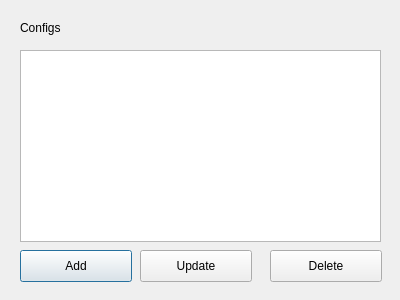
Before: the Qt Designer form ui/remoteconfigwindow.ui in wznpp1/ShadowClash, drawn with Qt 5.
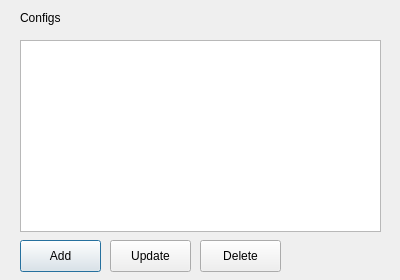
After: the same form once the commit is applied.

```diff
--- a/ui/remoteconfigwindow.ui
+++ b/ui/remoteconfigwindow.ui
@@ -7,7 +7,7 @@
     <x>0</x>
     <y>0</y>
     <width>400</width>
-    <height>300</height>
+    <height>280</height>
    </rect>
   </property>
   <property name="windowTitle">
@@ -17,7 +17,7 @@
    <property name="geometry">
     <rect>
      <x>20</x>
-     <y>20</y>
+     <y>10</y>
      <width>58</width>
      <height>16</height>
     </rect>
@@ -30,7 +30,7 @@
    <property name="geometry">
     <rect>
      <x>20</x>
-     <y>50</y>
+     <y>40</y>
      <width>361</width>
      <height>192</height>
     </rect>
@@ -40,8 +40,8 @@
    <property name="geometry">
     <rect>
      <x>20</x>
-     <y>250</y>
-     <width>112</width>
+     <y>240</y>
+     <width>81</width>
      <height>32</height>
     </rect>
    </property>
@@ -52,9 +52,9 @@
   <widget class="QPushButton" name="pushButton_2">
    <property name="geometry">
     <rect>
-     <x>140</x>
-     <y>250</y>
-     <width>112</width>
+     <x>110</x>
+     <y>240</y>
+     <width>81</width>
      <height>32</height>
     </rect>
    </property>
@@ -65,9 +65,9 @@
   <widget class="QPushButton" name="pushButton_3">
    <property name="geometry">
     <rect>
-     <x>270</x>
-     <y>250</y>
-     <width>112</width>
+     <x>200</x>
+     <y>240</y>
+     <width>81</width>
      <height>32</height>
     </rect>
    </property>
```
Left out of the diff: 6 changed lines with no effect on the pictures.
